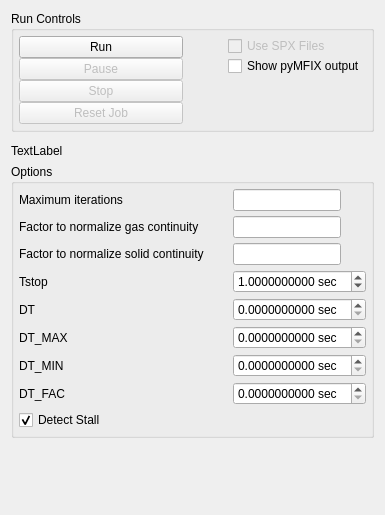
Qt form gui/uifiles/run.ui (truongd8593/mfix) before a commit.
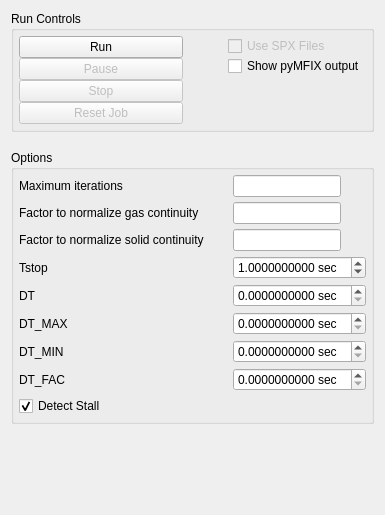
The same form after that commit. Custom widgets are drawn as their Qt base class.

Commit message: run pane/dialog experiment

The edit to the form file:
```diff
--- a/gui/uifiles/run.ui
+++ b/gui/uifiles/run.ui
@@ -505,6 +505,12 @@
    </item>
    <item row="8" column="0">
     <widget class="QLabel" name="label_mfix_exes_warning">
+     <property name="sizePolicy">
+      <sizepolicy hsizetype="Preferred" vsizetype="Ignored">
+       <horstretch>0</horstretch>
+       <verstretch>0</verstretch>
+      </sizepolicy>
+     </property>
      <property name="text">
       <string>TextLabel</string>
      </property>
```
The commit also changes 1 other file.
